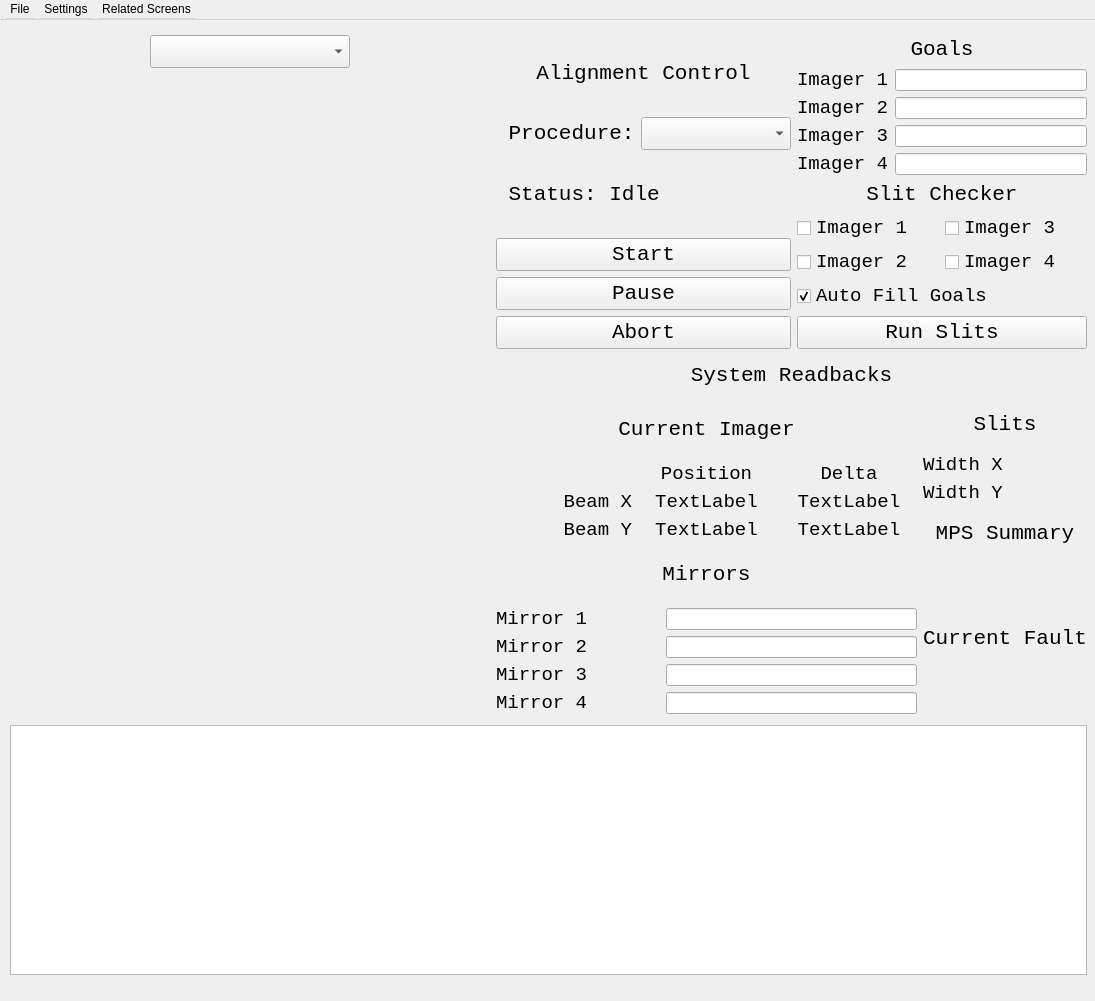
Qt form skywalker/skywalker_gui.ui (slaclab/skywalker) before a commit.
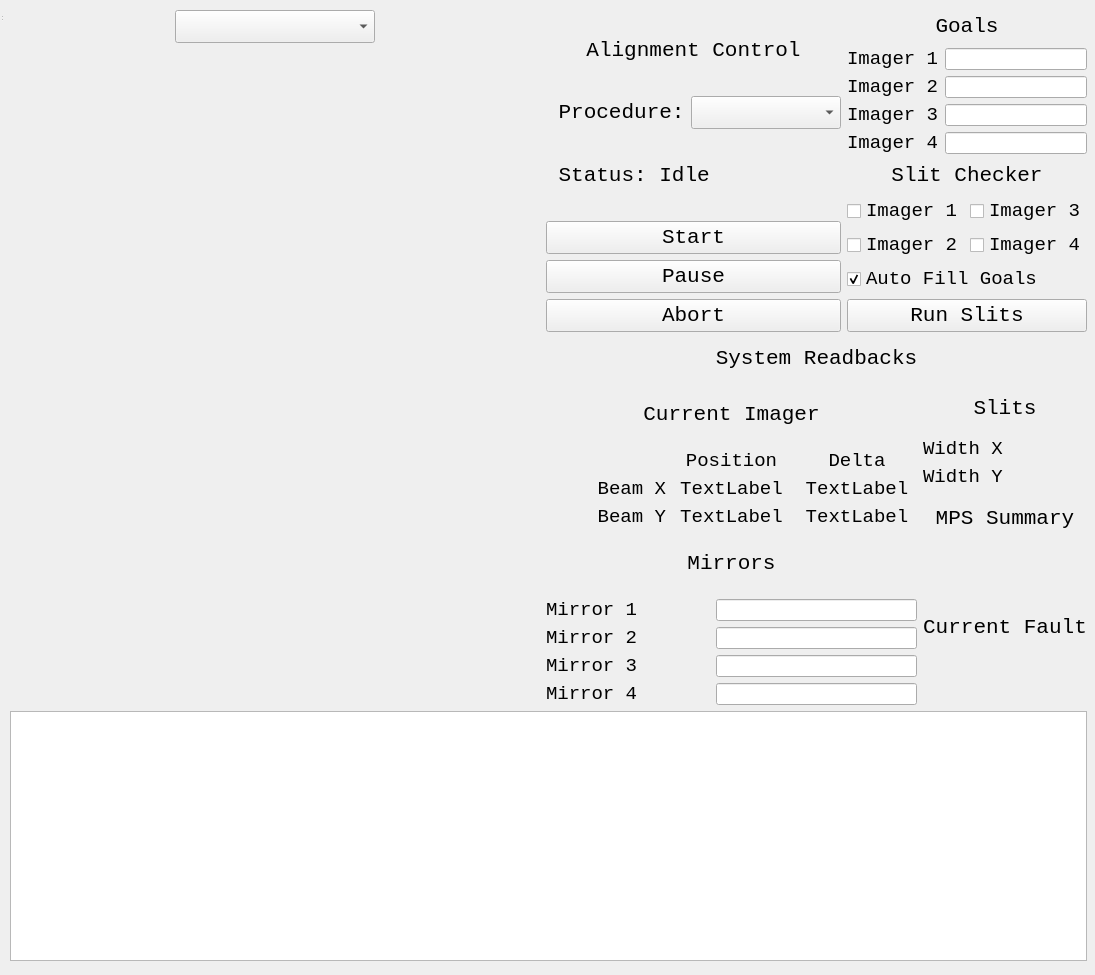
The same form after that commit. Custom widgets are drawn as their Qt base class.

Commit message: checkpoint, basic procedure and camera setting work

```diff
--- a/skywalker/skywalker_gui.ui
+++ b/skywalker/skywalker_gui.ui
@@ -7,7 +7,7 @@
     <x>0</x>
     <y>0</y>
     <width>1095</width>
-    <height>1001</height>
+    <height>975</height>
    </rect>
   </property>
   <property name="windowTitle">
@@ -19,14 +19,14 @@
      <x>0</x>
      <y>0</y>
      <width>1097</width>
-     <height>991</height>
+     <height>971</height>
     </rect>
    </property>
    <widget class="QWidget" name="verticalLayoutWidget">
     <property name="geometry">
      <rect>
       <x>10</x>
-      <y>30</y>
+      <y>10</y>
       <width>1077</width>
       <height>951</height>
      </rect>
@@ -64,20 +64,26 @@
           <widget class="PyDMImageView" name="image">
            <property name="sizePolicy">
             <sizepolicy hsizetype="Expanding" vsizetype="Expanding">
-             <horstretch>2</horstretch>
-             <verstretch>3</verstretch>
+             <horstretch>1</horstretch>
+             <verstretch>0</verstretch>
             </sizepolicy>
            </property>
            <property name="minimumSize">
             <size>
-             <width>480</width>
-             <height>640</height>
+             <width>400</width>
+             <height>400</height>
             </size>
            </property>
            <property name="maximumSize">
             <size>
-             <width>480</width>
-             <height>640</height>
+             <width>16777215</width>
+             <height>16777215</height>
+            </size>
+           </property>
+           <property name="baseSize">
+            <size>
+             <width>0</width>
+             <height>0</height>
             </size>
            </property>
            <property name="toolTip">
@@ -1139,34 +1145,6 @@
     </layout>
    </widget>
   </widget>
-  <widget class="QMenuBar" name="menubar">
-   <property name="geometry">
-    <rect>
-     <x>0</x>
-     <y>0</y>
-     <width>1103</width>
-     <height>20</height>
-    </rect>
-   </property>
-   <widget class="QMenu" name="menuFile">
-    <property name="title">
-     <string>File</string>
-    </property>
-   </widget>
-   <widget class="QMenu" name="menuSettings">
-    <property name="title">
-     <string>Settings</string>
-    </property>
-   </widget>
-   <widget class="QMenu" name="menuRelated">
-    <property name="title">
-     <string>Related Screens</string>
-    </property>
-   </widget>
-   <addaction name="menuFile"/>
-   <addaction name="menuSettings"/>
-   <addaction name="menuRelated"/>
-  </widget>
   <widget class="QStatusBar" name="statusbar">
    <property name="geometry">
     <rect>
```
Left out of the diff: 42 changed lines with no effect on the pictures. The commit also changes 1 other file.
